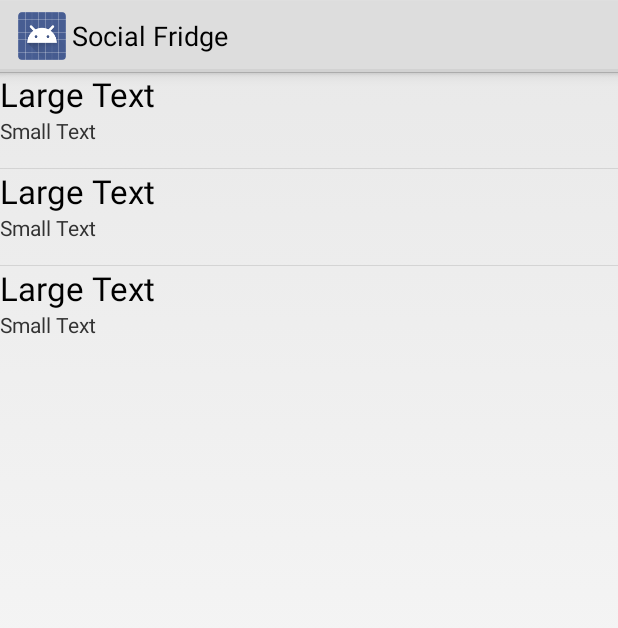
After one commit to MattiasBuelens/SocialFridge, an Android app: the layout dishes.xml on its own in the app's theme, with its tools: preview values and no code run, on a phone screen of 412 x 824 dp. The commit adds this screen. Shown: the top 628 px of the screen. Run offline under Robolectric (Android 15) with nearby library versions, the phone set to English and light mode, and no system bars.

Commit message:
Working on Dishes.

```diff
--- /dev/null
+++ b/app/src/main/res/layout/dish_list_item.xml
@@ -0,0 +1,43 @@
+<?xml version="1.0" encoding="utf-8"?>
+
+<RelativeLayout
+    android:layout_width="fill_parent"
+    android:layout_height="wrap_content"
+    xmlns:android="http://schemas.android.com/apk/res/android"
+    android:orientation="horizontal">
+
+
+    <LinearLayout
+        android:orientation="vertical"
+        android:layout_width="wrap_content"
+        android:layout_height="fill_parent"
+        android:layout_alignParentLeft="true"
+        android:layout_marginLeft="0dp"
+        android:layout_alignParentTop="true"
+        android:layout_marginTop="0dp"
+        android:layout_toStartOf="@+id/image">
+
+
+        <TextView
+            android:layout_width="fill_parent"
+            android:layout_height="wrap_content"
+            android:textAppearance="?android:attr/textAppearanceLarge"
+            android:text="Large Text"
+            android:id="@+id/text1" />
+
+        <TextView
+            android:layout_width="fill_parent"
+            android:layout_height="wrap_content"
+            android:textAppearance="?android:attr/textAppearanceSmall"
+            android:text="Small Text"
+            android:id="@+id/text2" />
+    </LinearLayout>
+
+    <ImageView
+        android:layout_width="64dp"
+        android:layout_height="64dp"
+        android:id="@+id/image"
+        android:layout_alignParentLeft="false"
+        android:layout_alignParentTop="true"
+        android:layout_alignParentRight="true" />
+</RelativeLayout>
--- /dev/null
+++ b/app/src/main/res/layout/dishes.xml
@@ -0,0 +1,15 @@
+<?xml version="1.0" encoding="utf-8"?>
+
+<LinearLayout xmlns:android="http://schemas.android.com/apk/res/android"
+    xmlns:tools="http://schemas.android.com/tools"
+    android:orientation="vertical" android:layout_width="match_parent"
+    android:layout_height="match_parent">
+
+    <ListView
+        android:layout_width="match_parent"
+        android:layout_height="wrap_content"
+        android:id="@+id/listView"
+        android:layout_gravity="center_horizontal"
+        android:clickable="false"
+        tools:listitem="@layout/dish_list_item" />
+</LinearLayout>
```
Also changed, not shown: app/src/main/java/be/kuleuven/cs/chikwadraat/socialfridge/Dish.java (added, +41 -0 lines), app/src/main/java/be/kuleuven/cs/chikwadraat/socialfridge/DishesFragment.java (added, +27 -0 lines), app/src/main/java/be/kuleuven/cs/chikwadraat/socialfridge/MainActivity.java (+7 -2 lines), app/src/main/java/be/kuleuven/cs/chikwadraat/socialfridge/StartFragment.java (+12 -1 lines), app/src/main/res/layout/main.xml (+7 -0 lines), app/src/main/res/drawable-hdpi/spaghetti.png (added), app/src/main/res/drawable-mdpi/spaghetti.png (added), app/src/main/res/drawable-xhdpi/spaghetti.png (added), app/src/main/res/drawable-xxhdpi/spaghetti.png (added), 1 other file.
